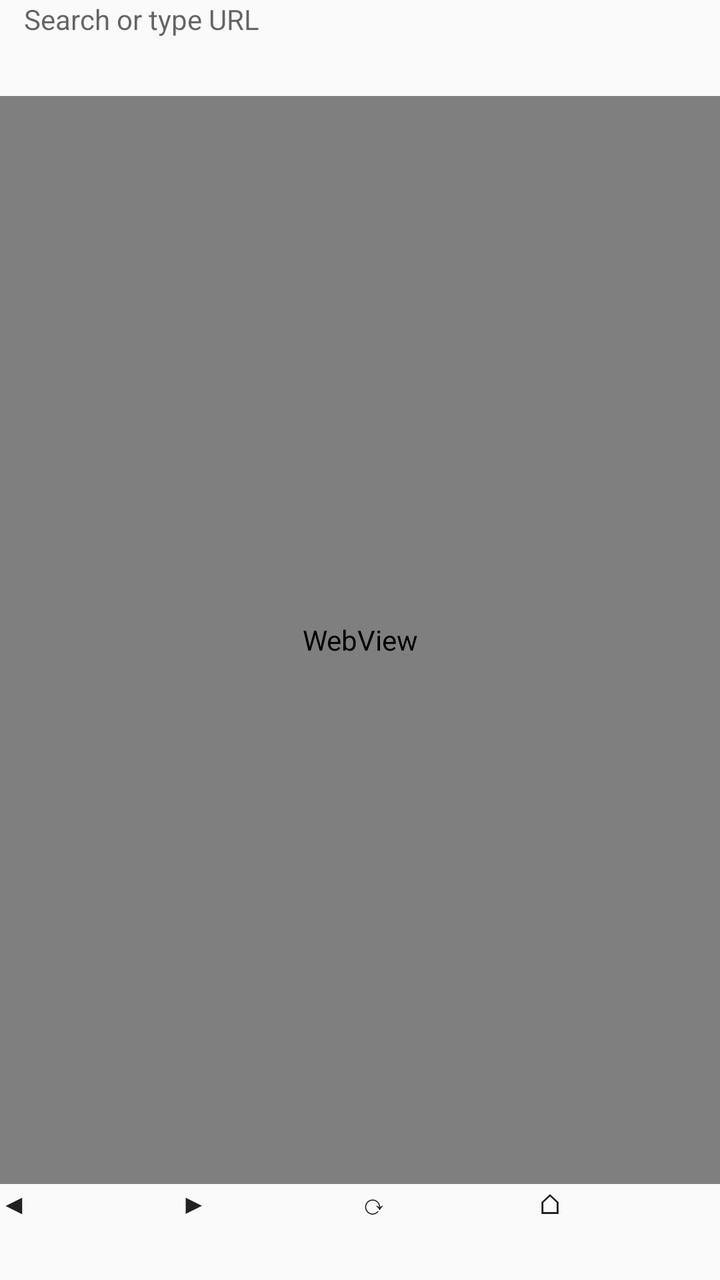
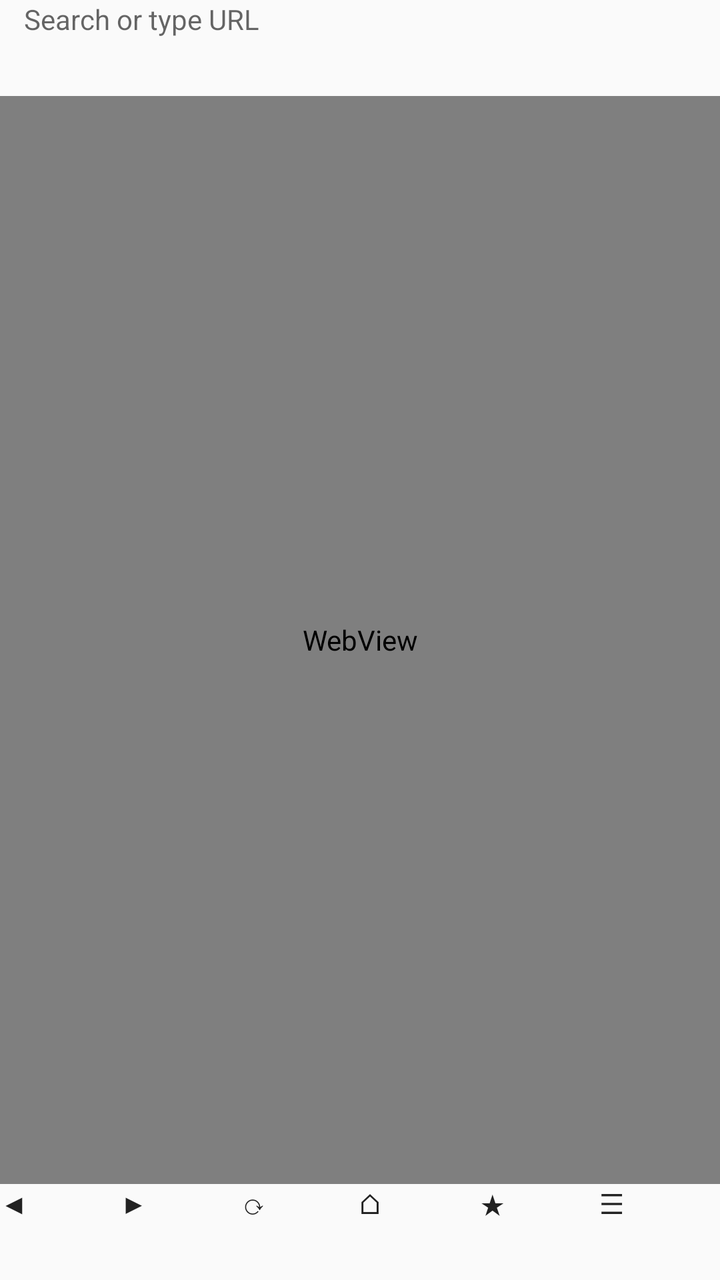

Screens rendered from an Android XML layout before and after an edit, with the pre-edit source and the edit as a unified diff.
<!-- AndroidManifest.xml: application theme Theme.Jupiter -->
<!-- res/layout/activity_main.xml -->
<?xml version="1.0" encoding="utf-8"?>
<LinearLayout xmlns:android="http://schemas.android.com/apk/res/android"
    android:layout_width="match_parent"
    android:layout_height="match_parent"
    android:orientation="vertical">

    <EditText
        android:id="@+id/urlBar"
        android:layout_width="match_parent"
        android:layout_height="48dp"
        android:hint="Search or type URL"
        android:imeOptions="actionGo"
        android:inputType="textUri"
        android:maxLines="1"
        android:paddingHorizontal="12dp" />

    <ProgressBar
        android:id="@+id/progressBar"
        style="?android:attr/progressBarStyleHorizontal"
        android:layout_width="match_parent"
        android:layout_height="3dp"
        android:max="100"
        android:visibility="gone" />

    <WebView
        android:id="@+id/webView"
        android:layout_width="match_parent"
        android:layout_height="0dp"
        android:layout_weight="1" />

    <LinearLayout
        android:layout_width="match_parent"
        android:layout_height="48dp"
        android:orientation="horizontal">

        <Button android:id="@+id/btnBack" android:layout_width="0dp"
            android:layout_height="match_parent" android:layout_weight="1" android:text="◀" />
        <Button android:id="@+id/btnForward" android:layout_width="0dp"
            android:layout_height="match_parent" android:layout_weight="1" android:text="▶" />
        <Button android:id="@+id/btnReload" android:layout_width="0dp"
            android:layout_height="match_parent" android:layout_weight="1" android:text="⟳" />
        <Button android:id="@+id/btnHome" android:layout_width="0dp"
            android:layout_height="match_parent" android:layout_weight="1" android:text="⌂" />
    </LinearLayout>
</LinearLayout>
<!-- resources referenced by this layout -->
<resources>
  <style name="Theme.Jupiter" parent="android:Theme.Material.Light.NoActionBar" />
</resources>

<!-- the commit's change to res/layout/activity_main.xml (unified diff, before → after) -->
@@ -41,5 +41,9 @@
             android:layout_height="match_parent" android:layout_weight="1" android:text="⟳" />
         <Button android:id="@+id/btnHome" android:layout_width="0dp"
             android:layout_height="match_parent" android:layout_weight="1" android:text="⌂" />
+        <Button android:id="@+id/btnBookmark" android:layout_width="0dp"
+            android:layout_height="match_parent" android:layout_weight="1" android:text="★" />
+        <Button android:id="@+id/btnMenu" android:layout_width="0dp"
+            android:layout_height="match_parent" android:layout_weight="1" android:text="☰" />
     </LinearLayout>
 </LinearLayout>
